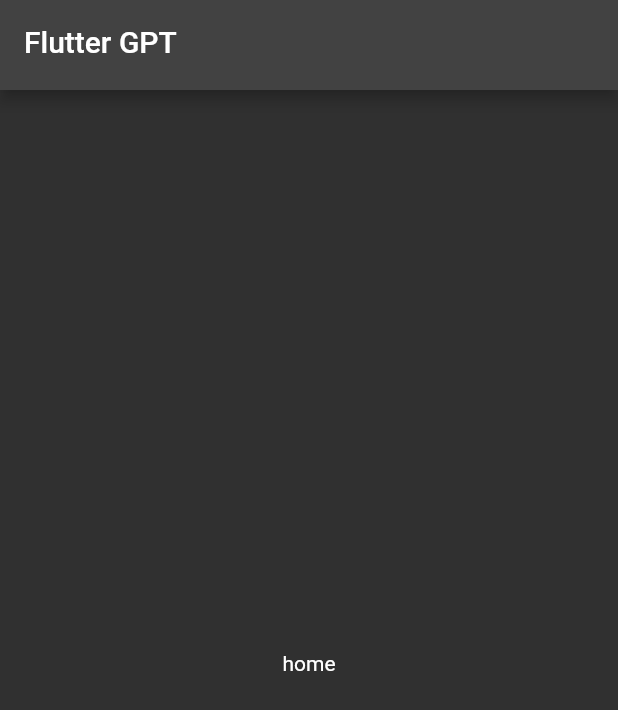
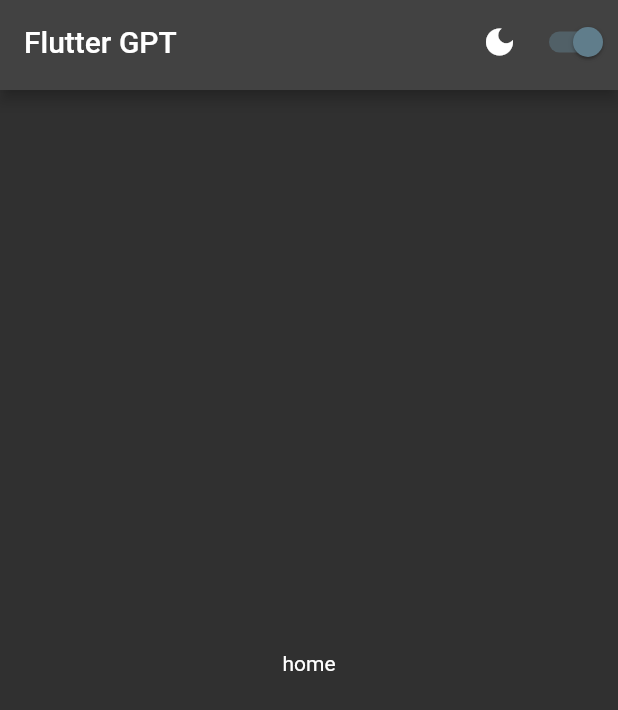
Before and after one commit to Portia-Nelly-Mashaba/Via-Chat-App, a Flutter app: the screen it shows after launch, on a phone screen of 412 x 824 dp. Shown: the top 710 px of the screen. Run offline on Flutter 3.47's test engine with Material 2 defaults, Android fonts, the phone set to English and light mode, and no system bars; our stand-ins replace flutter_riverpod.

Commit message:
theme switch

```diff
--- a/viachatapp/lib/widgets/my_app_bar.dart
+++ b/viachatapp/lib/widgets/my_app_bar.dart
@@ -1,4 +1,5 @@
 import 'package:flutter/material.dart';
+import 'package:viachatapp/widgets/theme_switch.dart';
 
 class MyAppBar extends StatelessWidget implements PreferredSizeWidget {
   const MyAppBar({super.key});
@@ -12,6 +13,15 @@ class MyAppBar extends StatelessWidget implements PreferredSizeWidget {
           color: Theme.of(context).colorScheme.onPrimary,
         ),
       ),
+      actions: [
+        Row(
+          children: [
+            Icon(Icons.dark_mode),
+            SizedBox(width: 8),
+            ThemeSwitch(),
+          ],
+        )
+      ],
     );
   }
 
--- a/viachatapp/lib/widgets/theme_switch.dart
+++ b/viachatapp/lib/widgets/theme_switch.dart
@@ -1,15 +1,27 @@
 import 'package:flutter/material.dart';
 
-class ThemeSwitch extends StatefulWidget {
+import 'package:flutter_riverpod/flutter_riverpod.dart';
+import 'package:viachatapp/providers/active_theme_providers.dart';
+
+class ThemeSwitch extends ConsumerStatefulWidget {
   const ThemeSwitch({super.key});
 
   @override
-  State<ThemeSwitch> createState() => _ThemeSwitch();
+  ConsumerState<ThemeSwitch> createState() => _ThemeSwitch();
 }
 
-class _ThemeSwitch extends State<ThemeSwitch> {
+class _ThemeSwitch extends ConsumerState<ThemeSwitch> {
+  void toggleTheme(bool value) {
+    ref.read(activeThemeProvider.notifier).state =
+        value ? Themes.dark : Themes.light;
+  }
+
   @override
   Widget build(BuildContext context) {
-    return const Placeholder();
+    return Switch.adaptive(
+      activeColor: Theme.of(context).colorScheme.secondary,
+      value: ref.watch(activeThemeProvider) == Themes.dark,
+      onChanged: toggleTheme,
+    );
   }
 }
```
